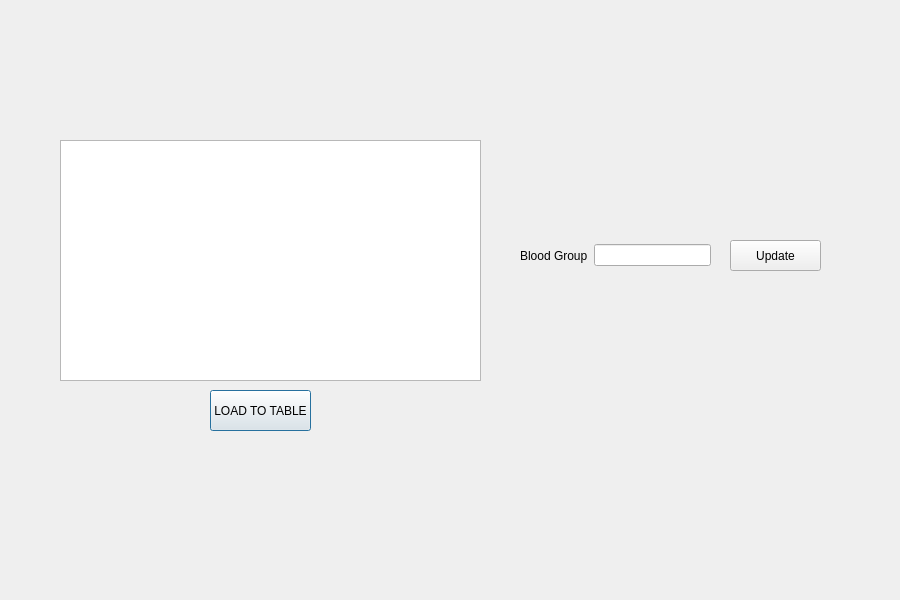
Qt form assistantinfo.ui (keremerguner/Qt5-LabManagementSystem) before a commit.
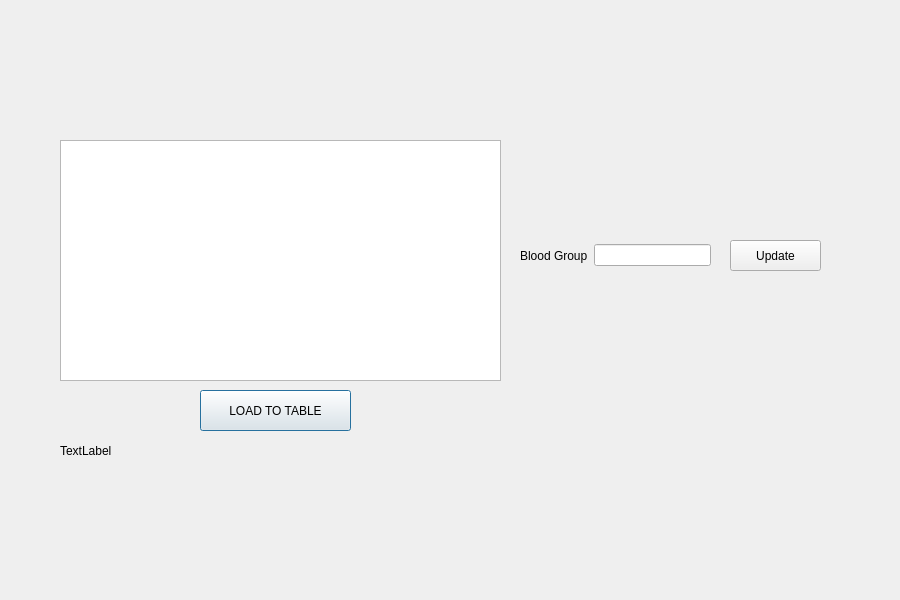
The same form after that commit.

Diff of the .ui file:
```diff
--- a/assistantinfo.ui
+++ b/assistantinfo.ui
@@ -18,7 +18,7 @@
     <rect>
      <x>60</x>
      <y>140</y>
-     <width>421</width>
+     <width>441</width>
      <height>241</height>
     </rect>
    </property>
@@ -26,9 +26,9 @@
   <widget class="QPushButton" name="pushButton_assistant_load_tbl">
    <property name="geometry">
     <rect>
-     <x>210</x>
+     <x>200</x>
      <y>390</y>
-     <width>101</width>
+     <width>151</width>
      <height>41</height>
     </rect>
    </property>
@@ -49,7 +49,7 @@
     <string>Update</string>
    </property>
   </widget>
-  <widget class="QWidget" name="">
+  <widget class="QWidget" name="layoutWidget">
    <property name="geometry">
     <rect>
      <x>520</x>
@@ -71,6 +71,19 @@
     </item>
    </layout>
   </widget>
+  <widget class="QLabel" name="label_third_status">
+   <property name="geometry">
+    <rect>
+     <x>60</x>
+     <y>440</y>
+     <width>241</width>
+     <height>21</height>
+    </rect>
+   </property>
+   <property name="text">
+    <string>TextLabel</string>
+   </property>
+  </widget>
  </widget>
  <resources/>
  <connections/>
```
